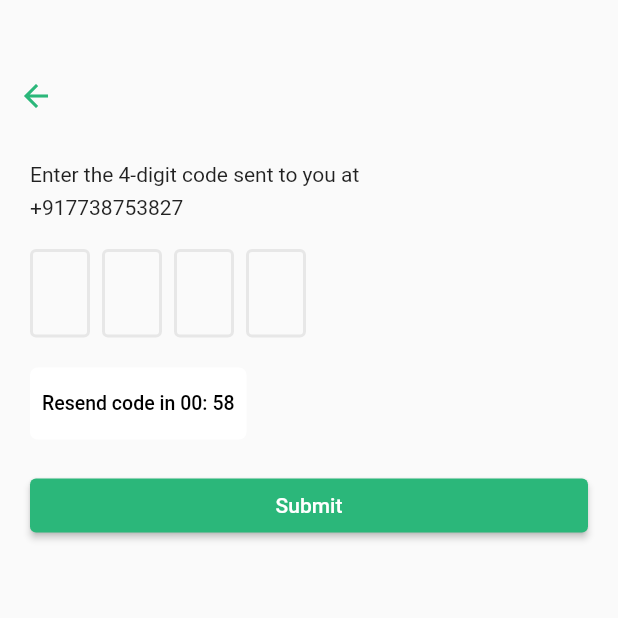
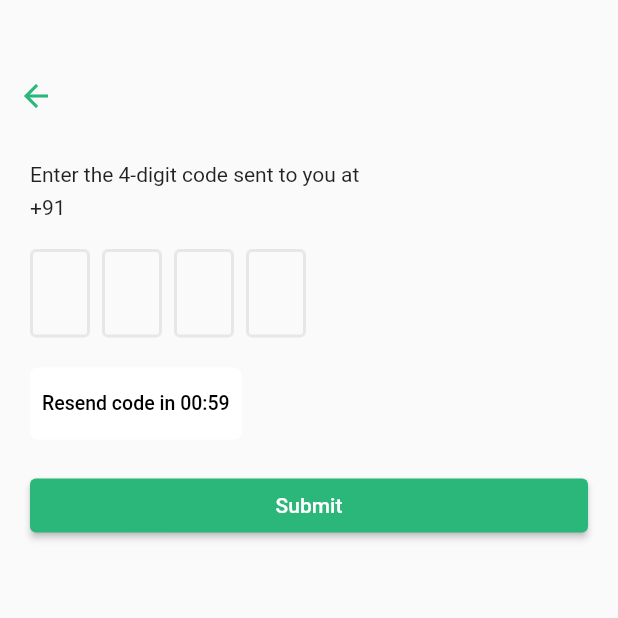
Before and after one commit to HiShubhamK/customerappflutter, a Flutter app: the ScreenOTP screen opened directly with empty values, on a phone screen of 412 x 824 dp, the top half of it. Run offline on Flutter 3.47's test engine with Material 2 defaults, Android fonts, the phone set to English and light mode, and no system bars; drawn by our look-alikes of flutter_otp_text_field; our stand-ins replace another_flushbar, fluttertoast; missing offline and left inert: dart:ffi.

Commit message:
Otp UI done. otp_screen.dart

```diff
--- a/lib/view/Screen_OTP.dart
+++ b/lib/view/Screen_OTP.dart
@@ -4,8 +4,9 @@ import 'package:flutter/material.dart';
 import 'package:flutter_otp_text_field/flutter_otp_text_field.dart';
 
 class ScreenOTP extends StatefulWidget {
-  const ScreenOTP({Key? key, required String this.otp}) : super(key: key);
+  const ScreenOTP({Key? key, required String this.otp, required String this.mobno}) : super(key: key);
   final String otp;
+  final String mobno;
 
   @override
   State<ScreenOTP> createState() {
@@ -16,29 +17,44 @@ class ScreenOTP extends StatefulWidget {
 
 class _ScreenOTP extends State<ScreenOTP> {
   int _seconds = 59;
-  int _minutes = 0;
-  int _hours = 0;
+  bool _isRunning = false;
+  Timer? _timer;
+  var verificationCode1 = '';
+  var textdata = "";
 
-  Timer? _timer;
+  int _secondsRemaining = 60;
+  bool _timerActive = false;
 
-  bool _isRunning = false;
-  var verificationCode1 = '';
+
+
+
 
   @override
   void initState() {
     super.initState();
 
+    setState(() {
+      _isRunning=true;
+    });
+
+
     // Start the timer
     _timer = Timer.periodic(Duration(seconds: 1), (timer) {
       if (_seconds > 0) {
         setState(() {
+          textdata = "Resend code in 00:$_seconds";
           _isRunning = true;
           _seconds--;
         });
-      } else {
+      } else if (_seconds == 1){
+        textdata = "Resend Code";
         _isRunning = false;
         // Timer has finished, you can perform actions here
         _timer?.cancel(); // Stop the timer
+      }else{
+        textdata = "Resend Code";
+        _isRunning = false;
+        _timer?.cancel();
       }
     });
   }
@@ -87,7 +103,7 @@ class _ScreenOTP extends State<ScreenOTP> {
               children: [
                 Container(
                     margin: EdgeInsets.fromLTRB(20, 0, 0, 0),
-                    child: Text('+917738753827', textAlign: TextAlign.start)),
+                    child: Text('+91' + Utils.mobile, textAlign: TextAlign.start)),
               ],
             ),
 
@@ -133,16 +149,24 @@ class _ScreenOTP extends State<ScreenOTP> {
               child: Column(
                 children: [
                   TextButton(
-                    onPressed: () {},
-                    child: _isRunning
-                        ? Text(
-                            "Resend code in 00: $_seconds",
-                            style: TextStyle(fontSize: 13, color: Colors.black),
-                          )
-                        : Text(
-                            "Resend code",
-                            style: TextStyle(fontSize: 13, color: Colors.black),
-                          ),
+                    onPressed: () {
+                      if(textdata=="Resend code"){
+
+                      }
+                    },
+                    child: Text(
+                              textdata,
+                              style: TextStyle(fontSize: 13, color: Colors.black),
+                            ),
+                    // child: _isRunning
+                    //     ? Text(
+                    //         "Resend code in 00: $_seconds",
+                    //         style: TextStyle(fontSize: 13, color: Colors.black),
+                    //       )
+                    //     : Text(
+                    //         "Resend code",
+                    //         style: TextStyle(fontSize: 13, color: Colors.black),
+                    //       ),
                   ),
                 ],
               ),
--- a/lib/view/login_screen.dart
+++ b/lib/view/login_screen.dart
@@ -135,7 +135,7 @@ class _LoginState extends State<LoginScreen> {
                             };
                             Utils.mobile =
                                 phonenumbercontroller.text.toString();
-                            authViewModel.sendOTP(data, context);
+                            authViewModel.sendOTP(data, context,phonenumbercontroller.text.toString());
                           } else {
                             Utils.flushbarErrorMessage(
                                 'Please enter valid number!', context);
--- a/lib/view_model/auth_viewmodel.dart
+++ b/lib/view_model/auth_viewmodel.dart
@@ -13,7 +13,7 @@ import '../view/Screen_OTP.dart';
 class AuthViewModel with ChangeNotifier {
   final myRepo = AuthRepository();
 
-  Future<void> sendOTP(Map<String, dynamic> mobile,BuildContext context) async {
+  Future<void> sendOTP(Map<String, dynamic> mobile,BuildContext context, String mobileno) async {
     myRepo.sendOTP(mobile, context).then((value) {
       if(kDebugMode){
         // Utils.showsnackbar(value.toString(), context);
@@ -26,7 +26,7 @@ class AuthViewModel with ChangeNotifier {
               MaterialPageRoute(
                  // builder: (context) => OTPScreen(value.data.toString()),
 
-                 builder: (context) => ScreenOTP(otp: values),
+                 builder: (context) => ScreenOTP(otp: values,mobno:mobileno),
               ),
               );
         }
```
